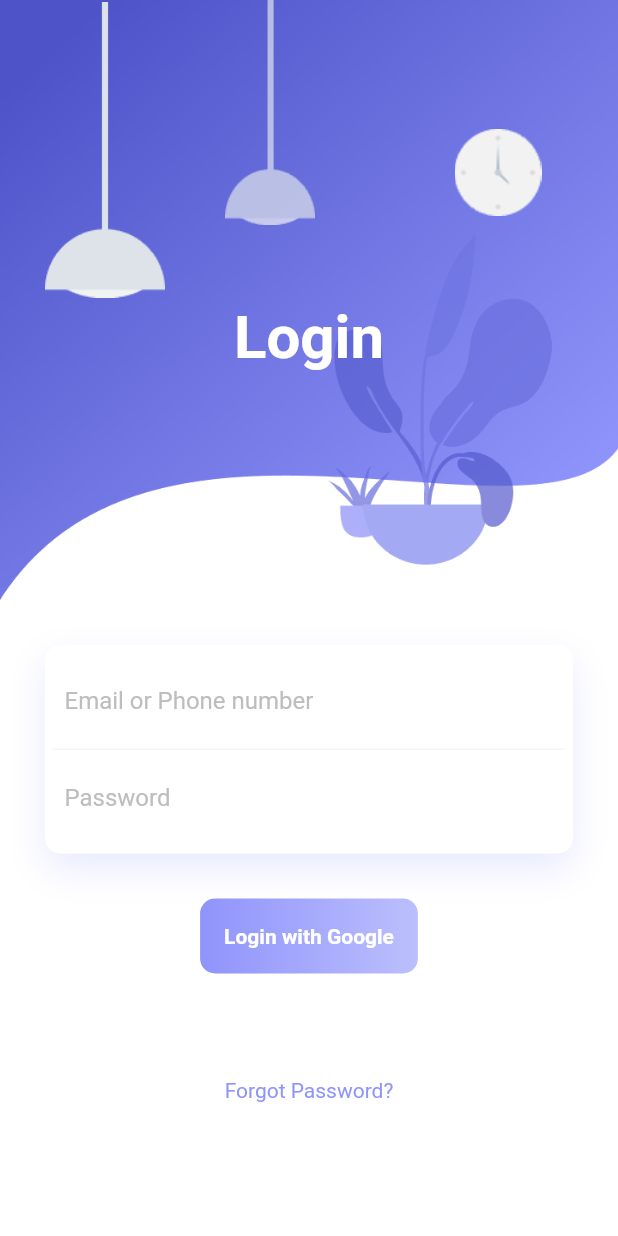
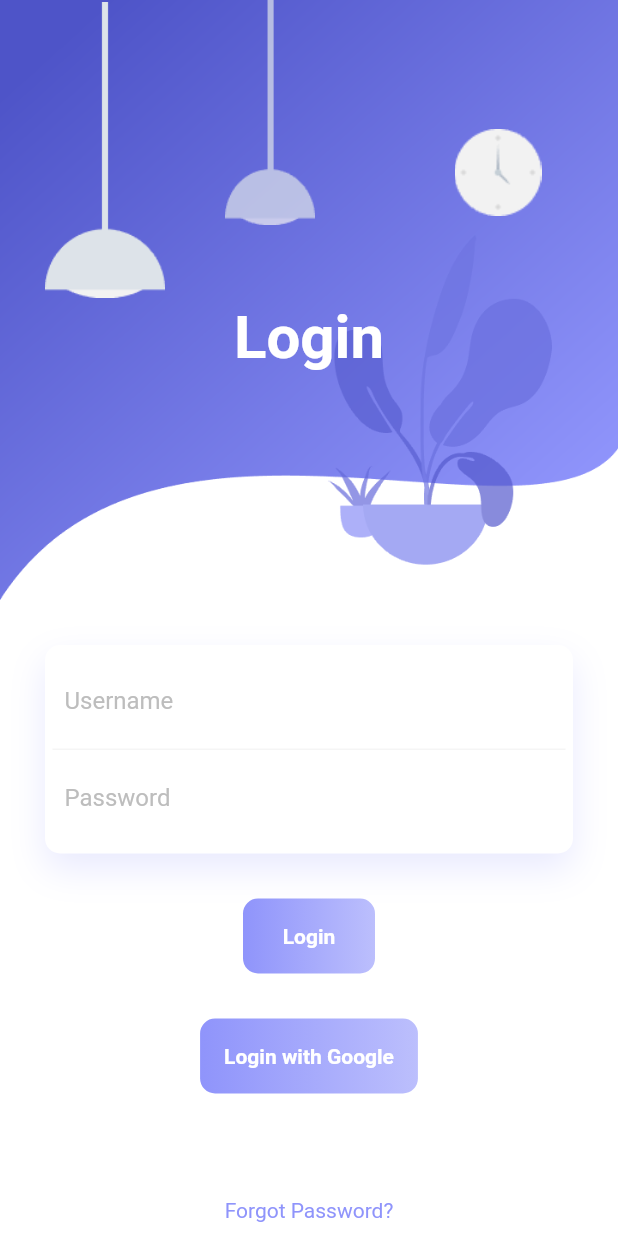
Before and after one commit to kushal05/resource-hub, a Flutter app: the Login screen opened directly, on a phone screen of 412 x 824 dp. Run offline on Flutter 3.47's test engine with Material 2 defaults, Android fonts, the phone set to English and light mode, and no system bars; our stand-ins replace cloud_firestore, fancy_bottom_navigation, firebase_auth, flutter_colorpicker, google_sign_in, liquid_pull_to_refresh and 5 more; accounts and stored records are empty.

Commit message:
Login refactoring.

```diff
--- a/resource_hub/lib/Logic/GlobalFunctions.dart
+++ b/resource_hub/lib/Logic/GlobalFunctions.dart
@@ -1,5 +1,8 @@
 import 'package:firebase_auth/firebase_auth.dart';
+import 'package:flutter/material.dart';
 import 'package:google_sign_in/google_sign_in.dart';
+import 'package:resourcehub/Pages/Skeleton.dart';
+import 'package:shared_preferences/shared_preferences.dart';
 import '../Globals.dart';
 
 class GoogleAuth {
@@ -26,7 +29,7 @@ class GoogleAuth {
     final FirebaseUser currentUser = await _auth.currentUser();
     assert(user.uid == currentUser.uid);
 
-    userName = authResult.additionalUserInfo.profile['given_name'] + " " + authResult.additionalUserInfo.profile['family_name'];
+    userName = authResult.additionalUserInfo.profile['name'];
 
     print("Profile details: ${authResult.additionalUserInfo.profile}");
 
@@ -39,3 +42,40 @@ class GoogleAuth {
     print("User Sign Out");
   }
 }
+
+enum LoginType {
+  System, Google
+}
+
+class Auth {
+  GoogleAuth _googleAuth = GoogleAuth();
+
+  LoginType loginType;
+  String username;
+  String password;
+  BuildContext context;
+
+  void login(){
+    if(this.loginType == LoginType.System){
+      print("You chose System login ");
+      print("System Username is: ${this.username} Password is: ${this.password}");
+    }
+    if(this.loginType == LoginType.Google){
+      _googleAuth.signInWithGoogle().then((dynamic) async {
+        SharedPreferences pref =
+        await SharedPreferences.getInstance();
+        pref.setString('userName', userName).then((value) {
+          Navigator.of(this.context).push(
+            MaterialPageRoute(
+              builder: (context) {
+                return Skeleton();
+              },
+            ),
+          );
+        });
+      });
+    } else {
+      print("Else Username is: ${this.username} Password is: ${this.password}");
+    }
+  }
+}
--- a/resource_hub/lib/Pages/HomePage.dart
+++ b/resource_hub/lib/Pages/HomePage.dart
@@ -118,6 +118,7 @@ class _HomePageState extends State<HomePage> {
       length: 2,
       child: Scaffold(
         appBar: AppBar(
+          automaticallyImplyLeading: false,
           title: Text(
             "Welcome $username",
             style: TextStyle(fontSize: 18),
--- a/resource_hub/lib/Pages/Login.dart
+++ b/resource_hub/lib/Pages/Login.dart
@@ -7,7 +7,8 @@ import 'package:shared_preferences/shared_preferences.dart';
 
 class Login extends StatelessWidget {
 
-  GoogleAuth _googleAuth = GoogleAuth();
+  Auth _auth = Auth();
+  TextEditingController _loginUsername, _loginPassword;
 
   @override
   Widget build(BuildContext context) {
@@ -100,21 +101,24 @@ class Login extends StatelessWidget {
                                   border: Border(bottom: BorderSide(color: Colors.grey[100]))
                               ),
                               child: TextField(
+                                controller: _loginUsername,
                                 decoration: InputDecoration(
                                     border: InputBorder.none,
-                                    hintText: "Email or Phone number",
-                                    hintStyle: TextStyle(color: Colors.grey[400])
+                                    hintText: "Username",
+                                    hintStyle: TextStyle(color: Colors.grey[400]),
                                 ),
                               ),
                             ),
                             Container(
                               padding: EdgeInsets.all(8.0),
                               child: TextField(
+                                controller: _loginPassword,
                                 decoration: InputDecoration(
                                     border: InputBorder.none,
                                     hintText: "Password",
-                                    hintStyle: TextStyle(color: Colors.grey[400])
+                                    hintStyle: TextStyle(color: Colors.grey[400]),
                                 ),
+                                obscureText: true,
                               ),
                             )
                           ],
@@ -138,19 +142,35 @@ class Login extends StatelessWidget {
                       child: FlatButton(
                         color: Colors.transparent,
                           onPressed: () {
-                            _googleAuth.signInWithGoogle().whenComplete(() async {
-                              SharedPreferences pref =
-                              await SharedPreferences.getInstance();
-                              pref.setString('userName', userName).then((value) {
-                                Navigator.of(context).push(
-                                  MaterialPageRoute(
-                                    builder: (context) {
-                                      return Skeleton();
-                                    },
-                                  ),
-                                );
-                              });
-                            });
+                             _auth.context = context;
+                             _auth.loginType = LoginType.System;
+                             _auth.username = _loginUsername.text;
+                             _auth.password = _loginPassword.text;
+                             _auth.login();
+                          },
+                          child: Text("Login", style: TextStyle(color: Colors.white, fontWeight: FontWeight.bold),),),
+                      )),
+                      SizedBox(height: 30,),
+                      FadeAnimation(2, Container(
+                        height: 50,
+                        decoration: BoxDecoration(
+                            borderRadius: BorderRadius.circular(10),
+                            gradient: LinearGradient(
+                                colors: [
+                                  Color.fromRGBO(143, 148, 251, 1),
+                                  Color.fromRGBO(143, 148, 251, .6),
+                                ]
+                            )
+                        ),
+//                        child: Center(
+//                          child: Text("Login", style: TextStyle(color: Colors.white, fontWeight: FontWeight.bold),),
+//                        ),
+                      child: FlatButton(
+                        color: Colors.transparent,
+                          onPressed: () {
+                             _auth.context = context;
+                             _auth.loginType = LoginType.Google;
+                             _auth.login();
                           },
                           child: Text("Login with Google", style: TextStyle(color: Colors.white, fontWeight: FontWeight.bold),),),
                       )),
--- a/resource_hub/lib/Pages/SplashScreen.dart
+++ b/resource_hub/lib/Pages/SplashScreen.dart
@@ -25,7 +25,7 @@ class _SplashScreenState extends State<SplashScreen> with TickerProviderStateMix
 
   @override
   void initState() {
-    // TODO: implement initState
+
     super.initState();
 
     _scaleController = AnimationController(
```
Also changed, not shown: 1 other file.
